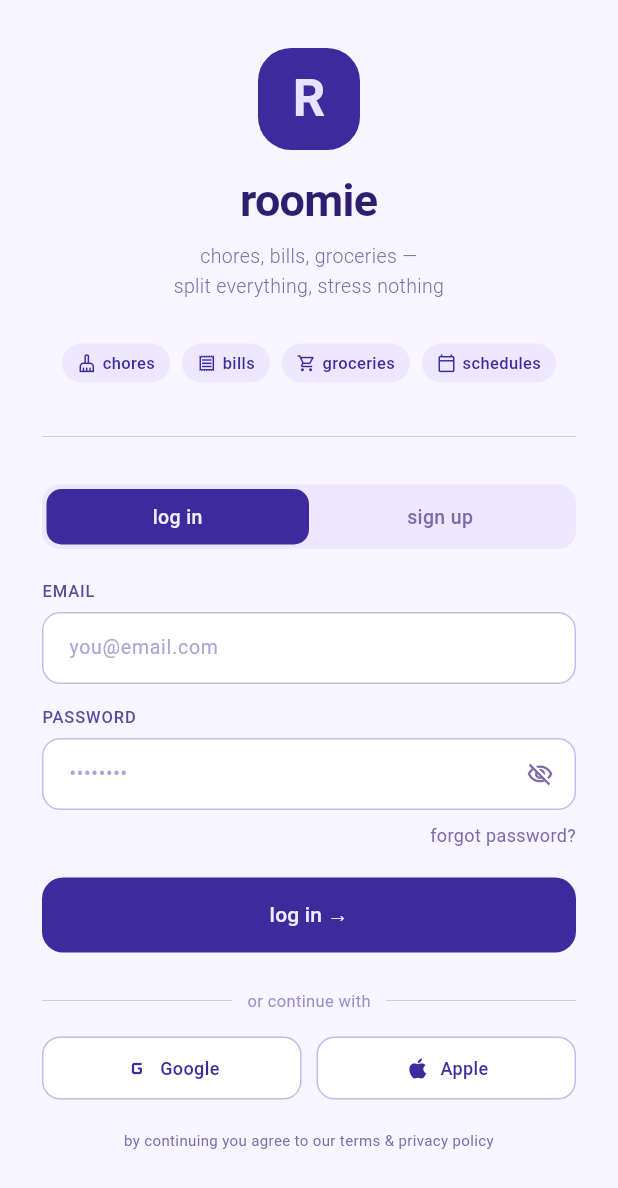
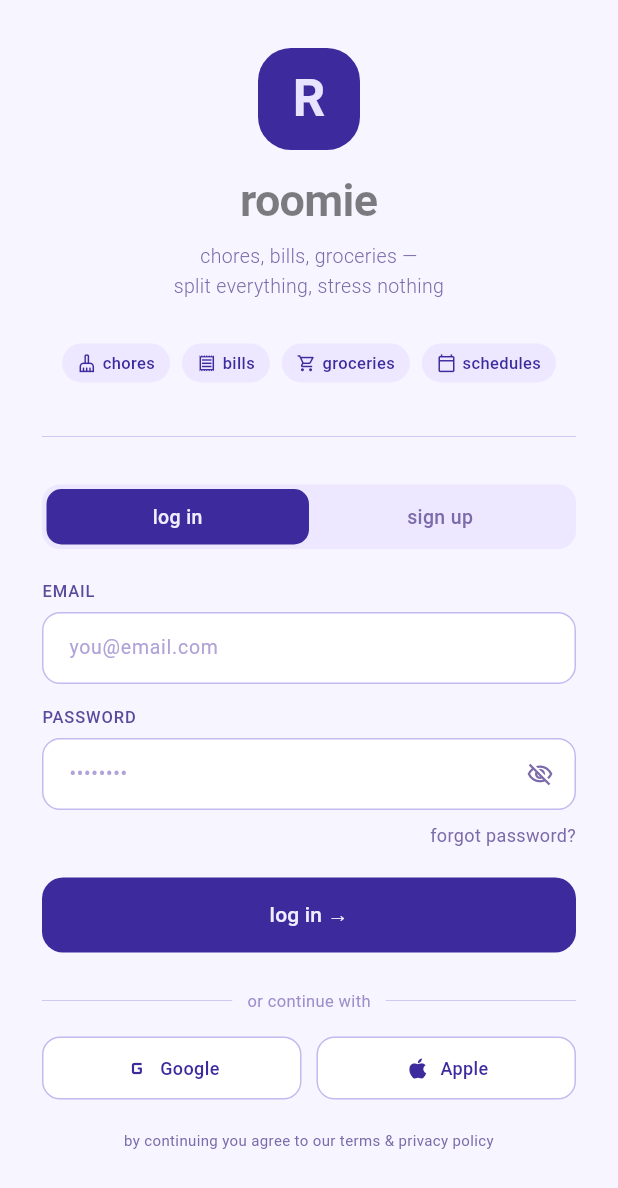
Before and after one commit to 5aurab/Roomie, a Flutter app: the screen it shows after launch, on a phone screen of 412 x 824 dp. Shown: the top 1188 px of the screen. Run offline on Flutter 3.47's test engine with Material 3 defaults, Android fonts, the phone set to English and light mode, and no system bars.

Commit message:
Theme edits

```diff
--- a/frontend/roomie/lib/themes/colors.dart
+++ b/frontend/roomie/lib/themes/colors.dart
@@ -7,7 +7,7 @@ class RoomieColors {
   static const Color primarySoft = Color(0xFF5A4A9B);
   static const Color border = Color(0xFFC4BAF0);
   static const Color bg = Color(0xFFF7F5FF);
-  static const Color text = Color(0xFF2D1F6E);
+  static const Color text = Color(0x80000000);
   static const Color hint = Color(0xFFB0A3D8);
   static const Color orText = Color(0xFF9E8FCC);
   static const Color buttonText = Color(0xFFF0EDFF);
```
